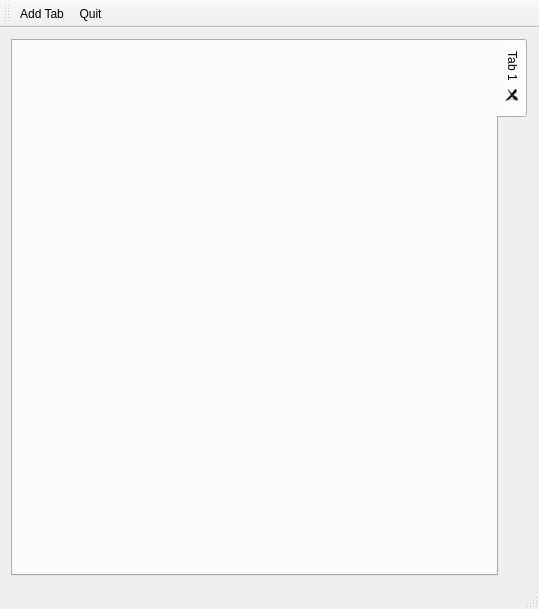
Above: mainwindow.ui from chrisdevchroma/fourchan-dl before the change. Below: the same form after it.
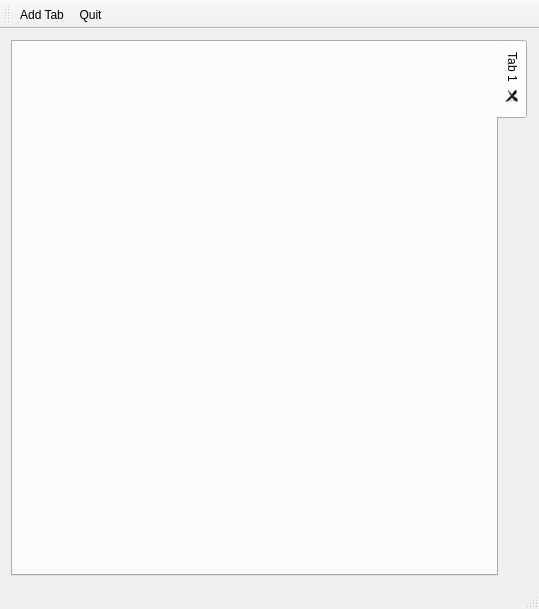
That is the form after the change. Icons and pictures are not drawn.

```diff
--- a/mainwindow.ui
+++ b/mainwindow.ui
@@ -36,17 +36,11 @@
    </layout>
   </widget>
   <widget class="QToolBar" name="mainToolBar">
-   <property name="maximumSize">
-    <size>
-     <width>16777215</width>
-     <height>28</height>
-    </size>
-   </property>
    <attribute name="toolBarArea">
     <enum>TopToolBarArea</enum>
    </attribute>
    <attribute name="toolBarBreak">
-    <bool>true</bool>
+    <bool>false</bool>
    </attribute>
    <addaction name="actionAdd_Tab"/>
    <addaction name="actionQuit"/>
```
